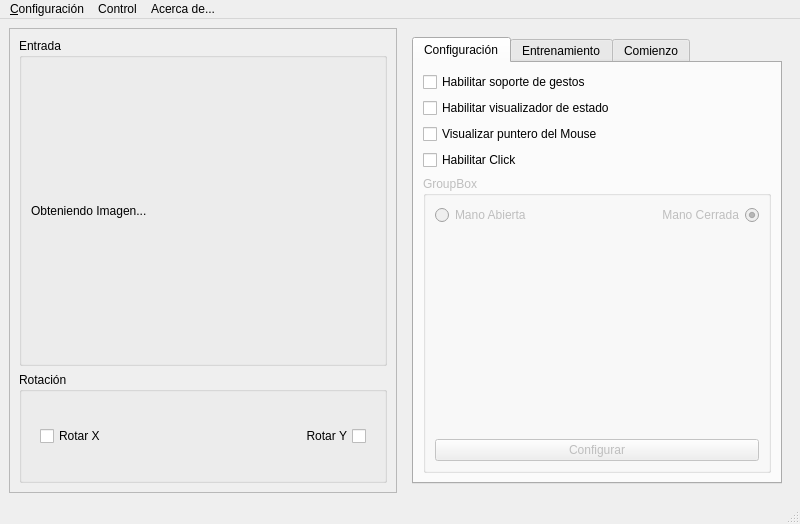
First picture: the form in ThesisProject/mainwindow.ui, repository pjbarrio/mythesisproject, before the edit.
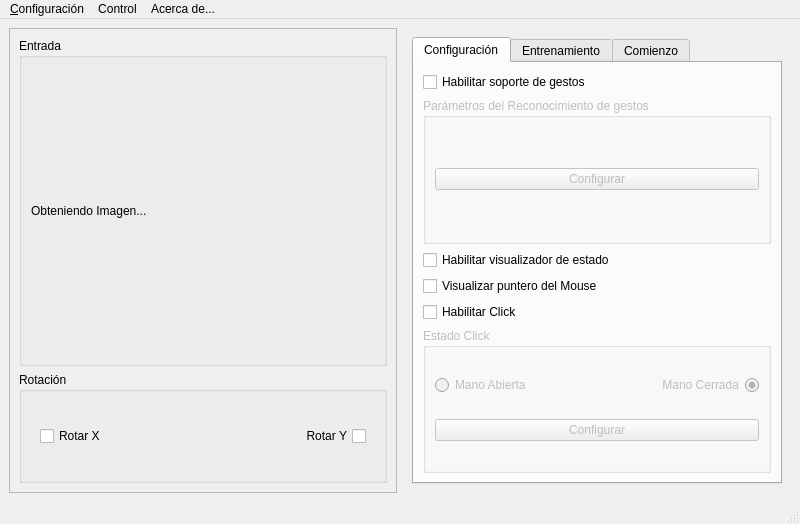
Second picture: the form after the edit. Icons and pictures are not drawn.

Commit message: Gesture Parameters

The edit to the form file:
```diff
--- a/ThesisProject/mainwindow.ui
+++ b/ThesisProject/mainwindow.ui
@@ -140,6 +140,25 @@
              </property>
             </widget>
            </item>
+           <item>
+            <widget class="QGroupBox" name="groupBox">
+             <property name="enabled">
+              <bool>false</bool>
+             </property>
+             <property name="title">
+              <string>Parámetros del Reconocimiento de gestos</string>
+             </property>
+             <layout class="QGridLayout" name="gridLayout_8">
+              <item row="0" column="0">
+               <widget class="QPushButton" name="GestureConfiguration">
+                <property name="text">
+                 <string>Configurar</string>
+                </property>
+               </widget>
+              </item>
+             </layout>
+            </widget>
+           </item>
            <item>
             <widget class="QCheckBox" name="StateSupport">
              <property name="text">
@@ -167,7 +186,7 @@
               <bool>false</bool>
              </property>
              <property name="title">
-              <string>GroupBox</string>
+              <string>Estado Click</string>
              </property>
              <layout class="QGridLayout" name="gridLayout_3">
               <item row="0" column="0">
@@ -190,17 +209,10 @@
                 </property>
                </widget>
               </item>
-              <item row="2" column="0" colspan="2">
-               <widget class="QPushButton" name="ConfigButton">
-                <property name="text">
-                 <string>Configurar</string>
-                </property>
-               </widget>
-              </item>
               <item row="1" column="0" colspan="2">
-               <widget class="QWidget" name="HandPicture" native="true">
-                <property name="toolTip">
-                 <string>Imagen que debe ser imitada para realizar click</string>
+               <widget class="QPushButton" name="ConfigButton">
+                <property name="text">
+                 <string>Configurar</string>
                 </property>
                </widget>
               </item>
```
Left out of the diff: 115 changed lines with no effect on the pictures. The commit also changes 24 other files.
